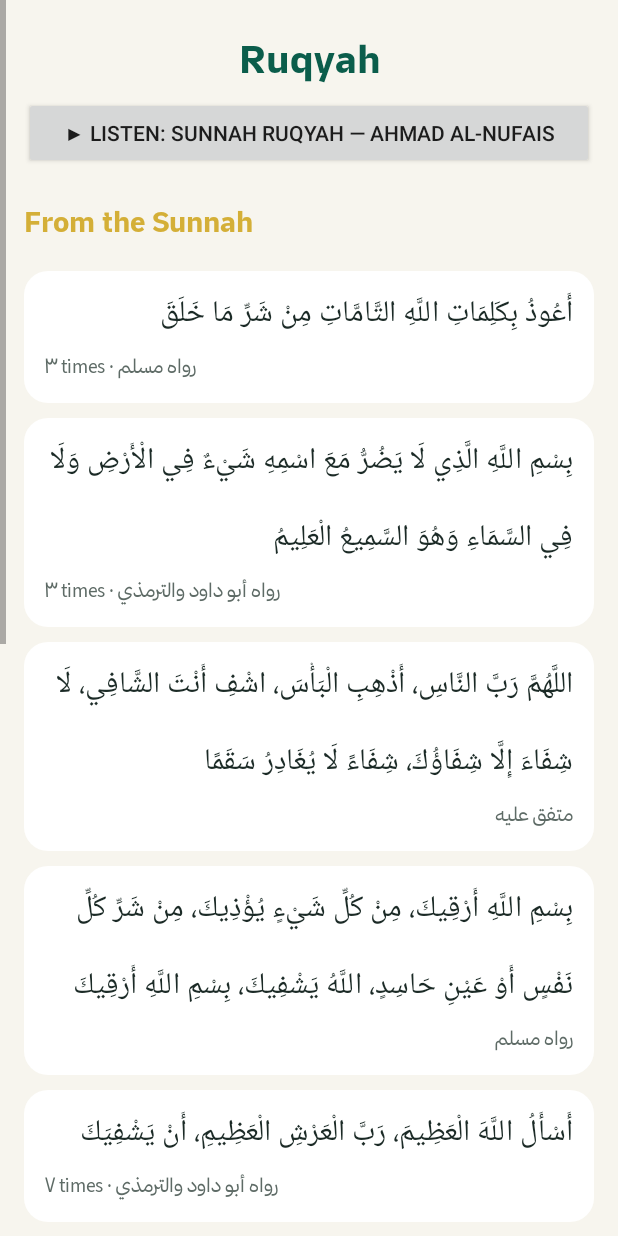
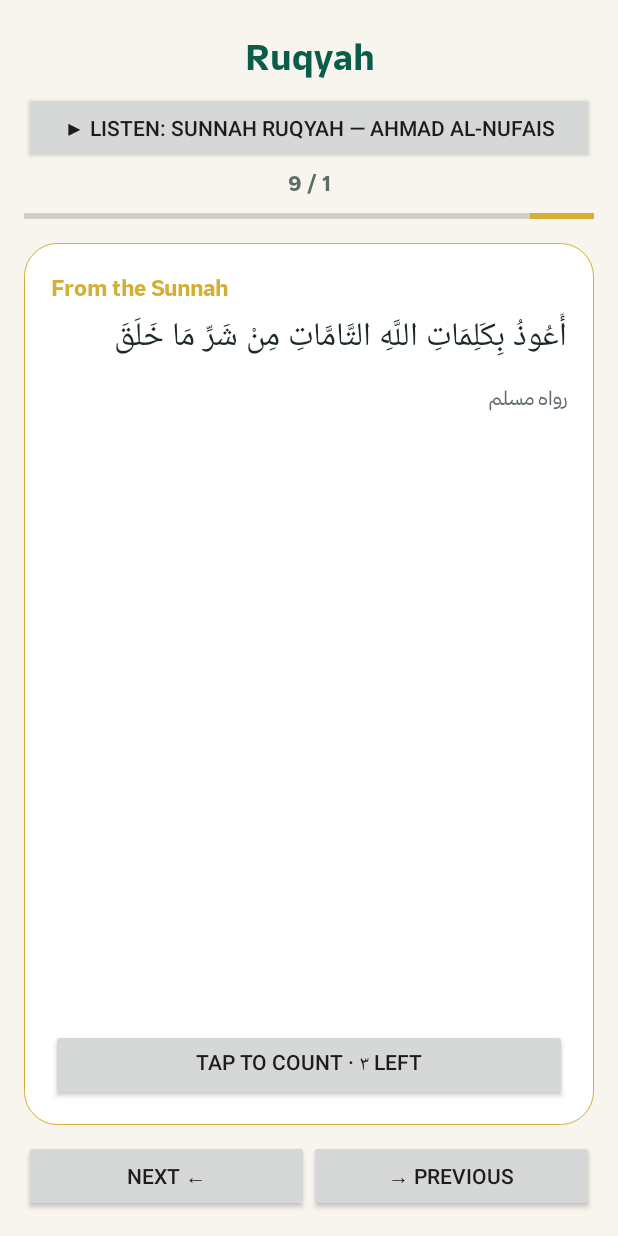
Before and after one commit to AliSherif1309/SahlAdhan, an Android app: the RuqyahActivity screen opened directly, with no data from a screen before it, on a phone screen of 412 x 824 dp. Run offline under Robolectric (Android 15) with nearby library versions, the phone set to English and light mode, and no system bars.

Commit message:
Ruqyah as ordered cards: Quran first, then Sunnah, with counter and swipe
Co-Authored-By: Claude Opus 5.5 <noreply@anthropic.com>
Claude-Session: https://claude.ai/code/session_01XSy2dvao2X8dBqJKs3KD4r

```diff
--- a/app/src/main/java/com/sahl/adhan/Ruqyah.kt
+++ b/app/src/main/java/com/sahl/adhan/Ruqyah.kt
@@ -38,28 +38,85 @@ class RuqyahActivity : Activity() {
     private val dp get() = resources.displayMetrics.density
     private val font by lazy { try { resources.getFont(R.font.thmanyah) } catch (e: Exception) { null } }
 
+    /** One card: section title, text, info line, is Quran, times to repeat */
+    private data class Item(val section: String, val text: String, val meta: String, val quran: Boolean, val times: Int)
+    private val items = mutableListOf<Item>()
+    private var pos = 0
+    private var left = 0
+    private lateinit var cardText: TextView
+    private lateinit var cardMeta: TextView
+    private lateinit var cardSection: TextView
+    private lateinit var progress: TextView
+    private lateinit var bar: android.widget.ProgressBar
+    private lateinit var counter: Button
+    private lateinit var cardScroll: ScrollView
+
     override fun onCreate(savedInstanceState: Bundle?) {
         super.onCreate(savedInstanceState)
-        val body = LinearLayout(this).apply {
+        loadItems()
+        val root = LinearLayout(this).apply {
             orientation = LinearLayout.VERTICAL
             layoutDirection = android.view.View.LAYOUT_DIRECTION_RTL
-            setPadding((16 * dp).toInt(), (16 * dp).toInt(), (16 * dp).toInt(), (32 * dp).toInt())
+            setPadding((16 * dp).toInt(), (16 * dp).toInt(), (16 * dp).toInt(), (16 * dp).toInt())
         }
-        setContentView(ScrollView(this).apply { addView(body) })
+        setContentView(root)
 
-        body.addView(label(getString(R.string.ruqyah), 26f, getColor(R.color.emerald), true).apply { gravity = Gravity.CENTER })
-        body.addView(Button(this).apply {
+        root.addView(label(getString(R.string.ruqyah), 24f, getColor(R.color.emerald), true).apply { gravity = Gravity.CENTER })
+        root.addView(Button(this).apply {
             text = getString(R.string.ruqyah_listen)
             setOnClickListener { startActivity(Intent(Intent.ACTION_VIEW, Uri.parse(VIDEO))) }
         })
+        progress = label("", 14f, getColor(R.color.sub), true).apply { gravity = Gravity.CENTER }
+        root.addView(progress)
+        bar = android.widget.ProgressBar(this, null, android.R.attr.progressBarStyleHorizontal).apply {
+            max = items.size; progressTintList = android.content.res.ColorStateList.valueOf(getColor(R.color.gold))
+        }
+        root.addView(bar)
 
-        section(body, getString(R.string.ruqyah_sunnah))
-        for ((t, n, src) in SUNNAH) {
-            val meta = (if (n > 1) getString(R.string.times, n) + " · " else "") + src
-            card(body, t, meta)
+        // The card
+        val card = LinearLayout(this).apply {
+            orientation = LinearLayout.VERTICAL
+            setPadding((18 * dp).toInt(), (16 * dp).toInt(), (18 * dp).toInt(), (16 * dp).toInt())
+            background = GradientDrawable().apply {
+                setColor(getColor(R.color.card)); cornerRadius = 22 * dp; setStroke((1 * dp).toInt(), getColor(R.color.gold))
+            }
         }
+        cardSection = label("", 15f, getColor(R.color.gold), true)
+        cardText = TextView(this).apply { textSize = 22f; setTextColor(getColor(R.color.text)); setLineSpacing(0f, 1.6f) }
+        cardMeta = label("", 13f, getColor(R.color.sub), false).apply { setPadding(0, (10 * dp).toInt(), 0, 0) }
+        cardScroll = ScrollView(this).apply {
+            addView(LinearLayout(this@RuqyahActivity).apply {
+                orientation = LinearLayout.VERTICAL; addView(cardText); addView(cardMeta)
+            })
+        }
+        card.addView(cardSection)
+        card.addView(cardScroll, LinearLayout.LayoutParams(-1, 0, 1f))
+        counter = Button(this).apply { setOnClickListener { count() } }
+        card.addView(counter)
+        root.addView(card, LinearLayout.LayoutParams(-1, 0, 1f).apply { topMargin = (10 * dp).toInt() })
 
-        section(body, getString(R.string.ruqyah_quran))
+        // Swipe between cards
+        val swipe = android.view.GestureDetector(this, object : android.view.GestureDetector.SimpleOnGestureListener() {
+            override fun onFling(e1: android.view.MotionEvent?, e2: android.view.MotionEvent, vx: Float, vy: Float): Boolean {
+                if (kotlin.math.abs(vx) < kotlin.math.abs(vy) * 1.5f) return false
+                go(if (vx > 0) 1 else -1)   // Arabic reading: swipe right → next
+                return true
+            }
+        })
+        cardScroll.setOnTouchListener { _, e -> swipe.onTouchEvent(e); false }
+
+        // Previous / next
+        val nav = LinearLayout(this).apply { layoutParams = LinearLayout.LayoutParams(-1, -2).apply { topMargin = (10 * dp).toInt() } }
+        nav.addView(Button(this).apply { text = getString(R.string.prev_card); setOnClickListener { go(-1) } }, LinearLayout.LayoutParams(0, -2, 1f))
+        nav.addView(Button(this).apply { text = getString(R.string.next_card); setOnClickListener { go(1) } }, LinearLayout.LayoutParams(0, -2, 1f))
+        root.addView(nav)
+
+        pos = getSharedPreferences("sahl", MODE_PRIVATE).getInt("ruqyahPos", 0).coerceIn(0, (items.size - 1).coerceAtLeast(0))
+        show()
+    }
+
+    private fun loadItems() {
+        // 1) Quran first, in order
         try {
             val arr = JSONArray(assets.open("ruqyah_quran.json").bufferedReader().readText())
             for (i in 0 until arr.length()) {
@@ -67,16 +124,44 @@ class RuqyahActivity : Activity() {
                 val ay = r.getJSONArray("ayahs")
                 val sb = StringBuilder()
                 for (k in 0 until ay.length()) {
-                    val a = ay.getJSONObject(k)
-                    sb.append(a.getString("t")).append(" ﴿").append(arabicDigits(a.getInt("n"))).append("﴾ ")
+                    val x = ay.getJSONObject(k)
+                    sb.append(x.getString("t")).append(" ﴿").append(arabicDigits(x.getInt("n"))).append("﴾ ")
                 }
                 val range = if (r.getInt("from") == r.getInt("to")) arabicDigits(r.getInt("from"))
                             else "${arabicDigits(r.getInt("from"))}–${arabicDigits(r.getInt("to"))}"
-                card(body, sb.toString().trim(), "${r.getString("surah")} · $range", quran = true)
+                items += Item(getString(R.string.ruqyah_quran), sb.toString().trim(), "${r.getString("surah")} · $range", true, 1)
             }
-        } catch (e: Exception) {
-            body.addView(label("—", 16f, getColor(R.color.sub), false))
-        }
+        } catch (e: Exception) { }
+        // 2) Then the Sunnah
+        for ((t, n, src) in SUNNAH) items += Item(getString(R.string.ruqyah_sunnah), t, src, false, n)
+    }
+
+    private fun go(step: Int) {
+        val p = (pos + step).coerceIn(0, items.size - 1)
+        if (p != pos) { pos = p; show() }
+    }
+
+    private fun show() {
+        if (items.isEmpty()) return
+        val it = items[pos]
+        left = it.times
+        cardSection.text = it.section
+        cardText.text = it.text
+        cardMeta.text = it.meta
+        progress.text = "${pos + 1} / ${items.size}"
+        bar.progress = pos + 1
+        updateCounter()
+        cardScroll.scrollTo(0, 0)
+        getSharedPreferences("sahl", MODE_PRIVATE).edit().putInt("ruqyahPos", pos).apply()
+    }
+
+    /** Tap to count repetitions; moves on by itself when done */
+    private fun count() {
+        if (left > 1) { left--; updateCounter() } else go(1)
+    }
+
+    private fun updateCounter() {
+        counter.text = if (left > 1) getString(R.string.remaining_times, left) else getString(R.string.done_next)
     }
 
     private fun arabicDigits(n: Int) = n.toString().map { "٠١٢٣٤٥٦٧٨٩"[it - '0'] }.joinToString("")
@@ -84,26 +169,6 @@ class RuqyahActivity : Activity() {
     private fun label(s: String, size: Float, color: Int, bold: Boolean) = TextView(this).apply {
         text = s; textSize = size; setTextColor(color)
         typeface = Typeface.create(font ?: Typeface.DEFAULT, if (bold) Typeface.BOLD else Typeface.NORMAL)
-    }
-
-    private fun section(body: LinearLayout, title: String) {
-        body.addView(label(title, 19f, getColor(R.color.gold), true).apply { setPadding(0, (18 * dp).toInt(), 0, (4 * dp).toInt()) })
-    }
-
-    private fun card(body: LinearLayout, text: String, meta: String, quran: Boolean = false) {
-        val c = LinearLayout(this).apply {
-            orientation = LinearLayout.VERTICAL
-            setPadding((14 * dp).toInt(), (12 * dp).toInt(), (14 * dp).toInt(), (12 * dp).toInt())
-            background = GradientDrawable().apply { setColor(getColor(R.color.card)); cornerRadius = 16 * dp }
-            layoutParams = LinearLayout.LayoutParams(-1, -2).apply { topMargin = (10 * dp).toInt() }
-        }
-        // Quran and du'a with full diacritics read best in the system Naskh font
-        c.addView(TextView(this).apply {
-            this.text = text; textSize = if (quran) 21f else 20f; setTextColor(getColor(R.color.text))
-            setLineSpacing(0f, 1.5f); gravity = Gravity.START
-        })
-        c.addView(label(meta, 13f, getColor(R.color.sub), false).apply { setPadding(0, (6 * dp).toInt(), 0, 0) })
-        body.addView(c)
     }
 }
 
--- a/app/src/main/res/values/strings.xml
+++ b/app/src/main/res/values/strings.xml
@@ -65,4 +65,8 @@
     <string name="ruqyah_sunnah">From the Sunnah</string>
     <string name="ruqyah_quran">From the Quran</string>
     <string name="times">%1$d times</string>
+    <string name="prev_card">→ Previous</string>
+    <string name="next_card">Next ←</string>
+    <string name="remaining_times">Tap to count · %1$d left</string>
+    <string name="done_next">Next card ←</string>
 </resources>
```
Also changed, not shown: 1 other file.
